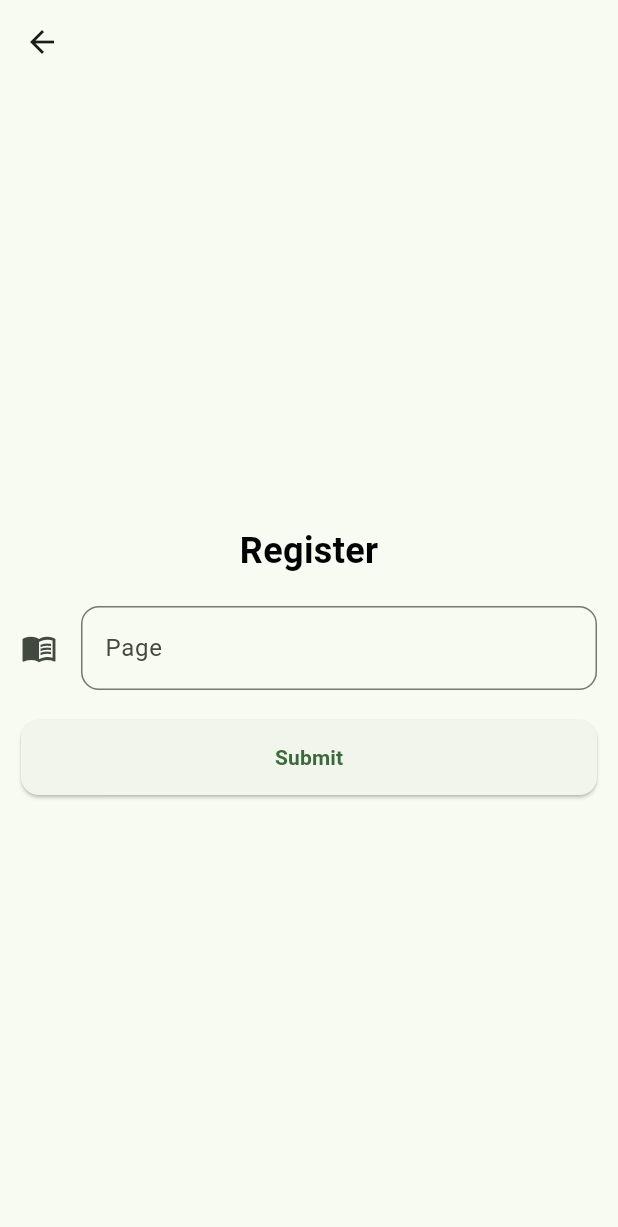
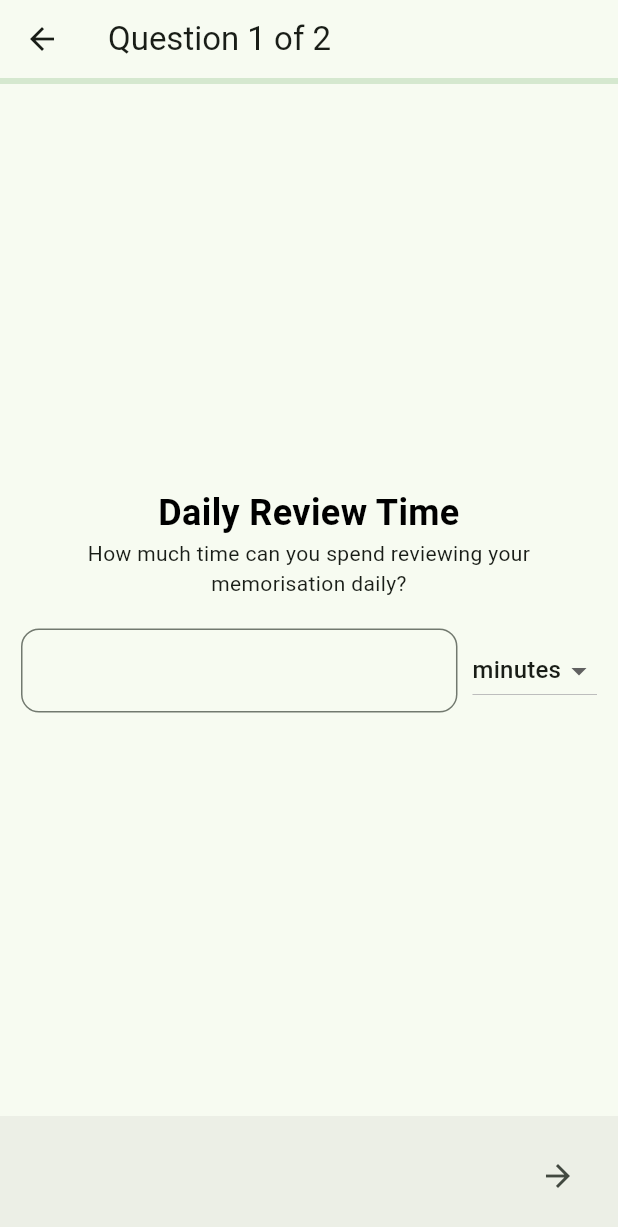
Before and after one commit to adaniel52/repeater, a Flutter app: the FormScreen screen opened directly, on a phone screen of 412 x 824 dp. Shown: the top 1227 px of the screen. Run offline on Flutter 3.47's test engine with Material 3 defaults, Android fonts, the phone set to English and light mode, and no system bars; our stand-ins replace flutter_html, photo_view, shared_preferences; missing offline and left inert: flutter_html_video; accounts and stored records are empty.

Commit message:
reformat form

```diff
--- a/lib/main.dart
+++ b/lib/main.dart
@@ -1,6 +1,6 @@
 import 'package:flutter/material.dart';
+import 'package:repeater/screens/intro_screen.dart';
 import 'package:repeater/services/user_preferences.dart';
-import 'package:repeater/widgets/main_navigation.dart';
 
 void main() async {
   WidgetsFlutterBinding.ensureInitialized();
@@ -24,7 +24,7 @@ class _MainAppState extends State<MainApp> {
         colorSchemeSeed: Colors.green,
         // brightness: Brightness.dark,
       ),
-      home: const MainNavigation(),
+      home: const IntroScreen(),
     );
   }
 }
--- /dev/null
+++ b/lib/models/question.dart
@@ -0,0 +1,15 @@
+enum InputType {
+  time,
+}
+
+class Question {
+  final String title;
+  final String questionText;
+  final String inputType;
+
+  Question({
+    required this.title,
+    required this.questionText,
+    required this.inputType,
+  });
+}
--- a/lib/screens/form_screen.dart
+++ b/lib/screens/form_screen.dart
@@ -1,9 +1,7 @@
 import 'package:flutter/material.dart';
-import 'package:repeater/models/user.dart';
-import 'package:repeater/services/user_preferences.dart';
+import 'package:repeater/models/question.dart';
 import 'package:repeater/utils/constants/styles.dart';
 import 'package:repeater/widgets/custom_button.dart';
-import 'package:repeater/widgets/main_navigation.dart';
 import 'package:repeater/widgets/spacing.dart';
 
 class FormScreen extends StatefulWidget {
@@ -14,88 +12,141 @@ class FormScreen extends StatefulWidget {
 }
 
 class _FormScreenState extends State<FormScreen> {
-  final _formKey = GlobalKey<FormState>();
-  late final TextEditingController _nameController;
-  late final TextEditingController _pageController;
+  late PageController _pageController;
+  int _currentIndex = 0;
 
   @override
   void initState() {
     super.initState();
-    _nameController = TextEditingController();
-    _pageController = TextEditingController();
-    _nameController.text = 'Guest';
+    _pageController = PageController();
   }
 
-  @override
-  void dispose() {
-    _nameController.dispose();
-    _pageController.dispose();
-    super.dispose();
-  }
+  final List<Question> _questions = [
+    Question(
+      title: 'Daily Review Time',
+      questionText:
+          'How much time can you spend reviewing your memorisation daily?',
+      inputType: '',
+    ),
+    Question(
+      title: 'Preferred Reminder Interval',
+      questionText:
+          'How often would you like to be reminded to review a memorised page?',
+      inputType: '',
+    ),
+    //   'How many pages would you like to be reminded to review a memorised page?',
+  ];
 
   @override
   Widget build(BuildContext context) {
+    final currentQuestion = _currentIndex + 1;
+    final totalQuestions = _questions.length;
     return Scaffold(
-      appBar: AppBar(),
-      body: Padding(
+      appBar: AppBar(
+        title: Text('Question $currentQuestion of $totalQuestions'),
+        bottom: PreferredSize(
+          preferredSize: Size.zero,
+          child: LinearProgressIndicator(
+            value: _currentIndex / totalQuestions,
+          ),
+        ),
+      ),
+      body: PageView.builder(
+        controller: _pageController,
+        onPageChanged: (index) {
+          setState(() {
+            _currentIndex = index;
+          });
+        },
+        physics: NeverScrollableScrollPhysics(),
+        itemCount: totalQuestions,
+        itemBuilder: (context, index) {
+          final question = _questions[index];
+          return Padding(
             padding: Styles.padding1,
             child: Center(
               child: SizedBox(
                 width: 400,
-            child: Form(
-              key: _formKey,
                 child: Column(
                   mainAxisAlignment: MainAxisAlignment.center,
                   children: [
-                  const Text(
-                    'Register',
+                    Text(
+                      question.title,
                       style: Styles.title,
+                      textAlign: TextAlign.center,
                     ),
-                  const Spacing1(),
-                  TextFormField(
-                    controller: _pageController,
-                    decoration: const InputDecoration(
-                      icon: Icon(Icons.menu_book_outlined),
-                      labelText: 'Page',
-                      hintText: '1 - 604',
+                    Text(
+                      question.questionText,
+                      textAlign: TextAlign.center,
+                    ),
+                    Spacing1(),
+                    Row(
+                      mainAxisAlignment: MainAxisAlignment.spaceBetween,
+                      children: [
+                        Expanded(
+                          child: TextField(
+                            decoration: InputDecoration(
                               border: OutlineInputBorder(
                                 borderRadius: Styles.borderRadius1,
                               ),
                             ),
-                    onChanged: (value) {
-                      _formKey.currentState!.validate();
-                    },
-                    validator: (value) {
-                      int? page = int.tryParse(value!);
-                      if (page == null || page < 1 || page > 604) {
-                        return 'Invalid! Please choose a number between 1 and 604.';
-                      }
-                      return null;
-                    },
                           ),
-                  const Spacing1(),
-                  CustomButton(
-                    labelText: 'Submit',
-                    onPressed: () async {
-                      if (_formKey.currentState!.validate()) {
-                        await UserPreferences.setUser(
-                          User(
-                            page: int.tryParse(_pageController.text) ?? 0,
                         ),
-                        );
-                        if (!context.mounted) return;
-                        Navigator.of(context).pushAndRemoveUntil(
-                          MaterialPageRoute(
-                              builder: (context) => const MainNavigation()),
-                          (_) => false,
-                        );
-                      }
-                    },
+                        Spacing2(),
+                        DropdownButton(
+                          borderRadius: Styles.borderRadius1,
+                          value: 'm',
+                          items: [
+                            DropdownMenuItem(
+                              value: 'm',
+                              child: Text('minutes'),
+                            ),
+                            DropdownMenuItem(
+                              value: 'h',
+                              child: Text('hours'),
+                            ),
+                          ],
+                          onChanged: (value) {},
+                        ),
+                      ],
                     ),
                   ],
                 ),
               ),
             ),
+          );
+        },
+      ),
+      bottomNavigationBar: BottomAppBar(
+        child: Row(
+          mainAxisAlignment: MainAxisAlignment.spaceBetween,
+          children: [
+            (currentQuestion != 1)
+                ? IconButton(
+                    icon: Icon(Icons.arrow_back),
+                    onPressed: () {
+                      _pageController.previousPage(
+                        duration: Duration(milliseconds: 300),
+                        curve: Curves.ease,
+                      );
+                    },
+                  )
+                : SizedBox(),
+            (currentQuestion != totalQuestions)
+                ? IconButton(
+                    icon: Icon(Icons.arrow_forward),
+                    onPressed: () {
+                      _pageController.nextPage(
+                        duration: Duration(milliseconds: 300),
+                        curve: Curves.ease,
+                      );
+                    },
+                  )
+                : SizedBox(
+                    width: 100,
+                    child: CustomButton(labelText: 'Submit'),
+                  )
+          ],
         ),
       ),
     );
--- a/lib/screens/notes/notes_screen.dart
+++ b/lib/screens/notes/notes_screen.dart
@@ -53,7 +53,7 @@ class _NotesScreenState extends State<NotesScreen> {
           crossAxisCount: crossAxisCount,
           mainAxisSpacing: spacing2,
           crossAxisSpacing: spacing2,
-          childAspectRatio: childWidth / (childHeight + 50),
+          childAspectRatio: childWidth / (childHeight + 40),
         ),
         itemCount: _notes.length,
         itemBuilder: (context, index) {
```
Also changed, not shown: lib/screens/old_form_screen.dart (added, +103 -0 lines), lib/widgets/note_card.dart (+17 -16 lines), 1 other file. Lines whose indentation alone changed are shown as unchanged.
